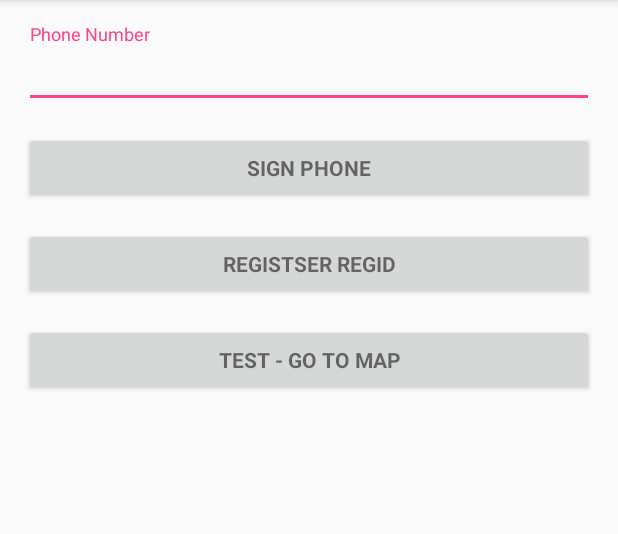
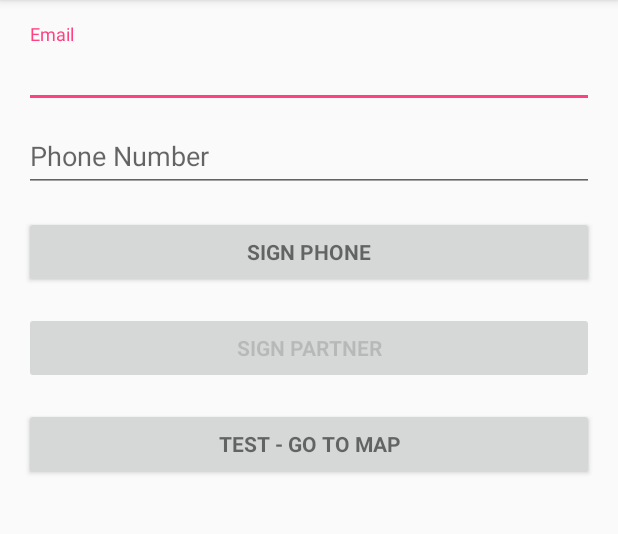
Before and after one commit to atomic/CoupleTones, an Android app: the screen it shows after launch (LoginActivity), on a phone screen of 412 x 824 dp, the part 84-618 px from its top. Run offline under Robolectric (Android 15) with nearby library versions, the phone set to English and light mode, and no system bars.

Commit message:
ZZZQ-25 Implement add partner

```diff
--- a/app/src/main/res/layout/activity_login.xml
+++ b/app/src/main/res/layout/activity_login.xml
@@ -38,6 +38,21 @@
                     android:id="@+id/email"
                     android:layout_width="match_parent"
                     android:layout_height="wrap_content"
+                    android:hint="@string/prompt_email"
+                    android:inputType="textEmailAddress"
+                    android:maxLines="1"
+                    android:singleLine="true"/>
+
+            </android.support.design.widget.TextInputLayout>
+
+            <android.support.design.widget.TextInputLayout
+                android:layout_width="match_parent"
+                android:layout_height="wrap_content">
+
+                <AutoCompleteTextView
+                    android:id="@+id/phone_number"
+                    android:layout_width="match_parent"
+                    android:layout_height="wrap_content"
                     android:hint="@string/prompt_phone"
                     android:inputType="phone"
                     android:maxLines="1"
@@ -46,22 +61,34 @@
             </android.support.design.widget.TextInputLayout>
 
             <Button
-                android:id="@+id/email_sign_in_button"
+                android:id="@+id/sign_in_button"
                 style="?android:textAppearanceSmall"
                 android:layout_width="match_parent"
                 android:layout_height="wrap_content"
                 android:layout_marginTop="16dp"
                 android:text="@string/action_sign_phone"
                 android:textStyle="bold"/>
+
             <Button
-                android:id="@+id/reg_id_button"
+                android:id="@+id/sign_partner"
+                android:enabled="false"
                 android:layout_width="match_parent"
                 android:layout_height="wrap_content"
                 style="?android:textAppearanceSmall"
                 android:layout_marginTop="16dp"
-                android:text="@string/register_regid"
+                android:text="@string/register_partner"
                 android:textStyle="bold"
                 />
+
+            <!--<Button-->
+                <!--android:id="@+id/reg_id_button"-->
+                <!--android:layout_width="match_parent"-->
+                <!--android:layout_height="wrap_content"-->
+                <!--style="?android:textAppearanceSmall"-->
+                <!--android:layout_marginTop="16dp"-->
+                <!--android:text="@string/register_regid"-->
+                <!--android:textStyle="bold"-->
+                <!--/>-->
 
             <Button
                 android:id="@+id/test_go_to_map"
--- a/app/src/main/res/values/strings.xml
+++ b/app/src/main/res/values/strings.xml
@@ -19,4 +19,5 @@
     <string name="gcm_project_id">870119592082</string>
     <string name="prompt_phone">Phone Number</string>
     <string name="action_sign_phone">Sign Phone</string>
+    <string name="register_partner">Sign Partner</string>
 </resources>
```
Also changed, not shown: app/src/main/java/cse110/team17/coupletones/LoginActivity.java (+123 -89 lines), app/src/main/java/cse110/team17/coupletones/UserAccount.java (+21 -0 lines), app/src/main/java/cse110/team17/coupletones/Utils.java (added, +25 -0 lines).
